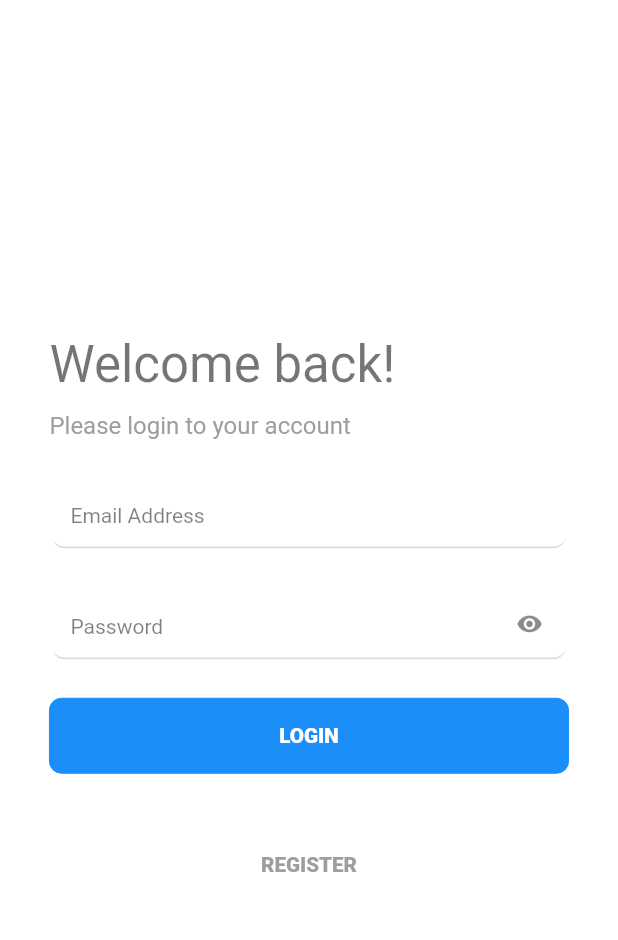
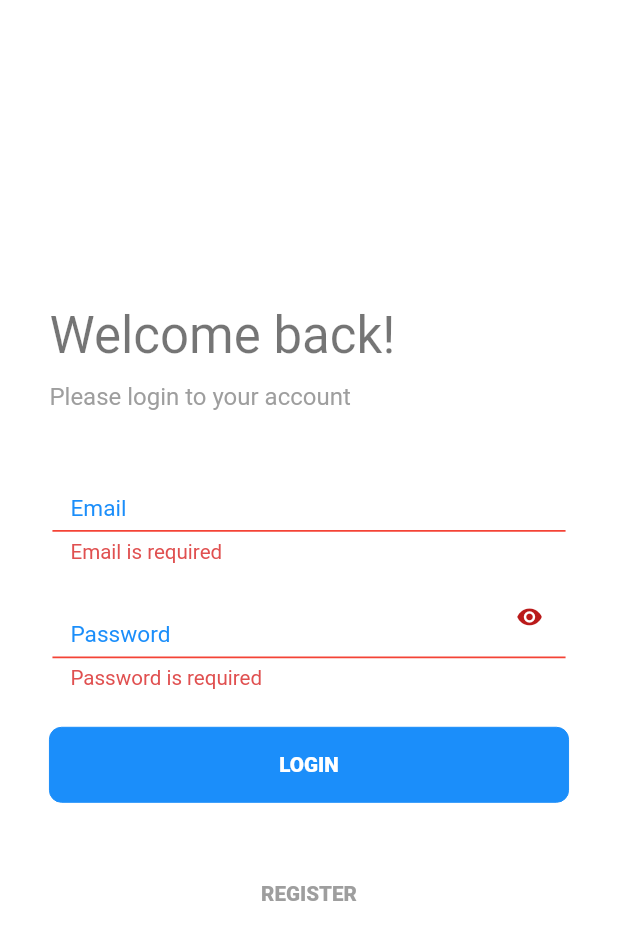
Before and after one commit to AYOPELUMI/Chat-Application, a Flutter app: the screen it shows after launch, after a tap on "LOGIN", on a phone screen of 412 x 824 dp. Shown: the top 940 px of the screen. Run offline on Flutter 3.47's test engine with Material 3 defaults, Android fonts, the phone set to English and light mode, and no system bars; our stand-ins replace auto_route, firebase_auth, firebase_core, flutter_riverpod, flutter_styled_toast, geolocator and 1 more; accounts and stored records are empty; Roboto replaces fonts that are missing (SanFrancisco).

```diff
--- a/lib/main.dart
+++ b/lib/main.dart
@@ -1,14 +1,15 @@
 import 'package:chat_application/pages/Authentication/login_page.dart';
 import 'package:chat_application/res/theme.dart';
+import 'package:chat_application/router/router.dart';
 import 'package:firebase_core/firebase_core.dart';
 import 'package:flutter/material.dart';
 import 'package:flutter_riverpod/flutter_riverpod.dart';
 import 'package:sizer/sizer.dart';
 
-import 'res/firebase_options.dart';
+import 'firebase_options.dart';
 
 void main() async {
-  WidgetsBinding widgetsBinding = WidgetsFlutterBinding.ensureInitialized();
+  WidgetsFlutterBinding.ensureInitialized();
   await Firebase.initializeApp(
     options: DefaultFirebaseOptions.currentPlatform,
   );
@@ -23,11 +24,13 @@ class MyApp extends StatelessWidget {
   Widget build(BuildContext context) {
     return Sizer(builder:
         (BuildContext context, Orientation orientation, DeviceType deviceType) {
-      return MaterialApp(
+      return MaterialApp.router(
         title: 'Flutter Demo',
         theme: CHatifyTheme.lightMode,
         darkTheme: CHatifyTheme.darkTheme,
-        home: LoginPage(),
+        routerConfig: AppRouter().config(
+          navigatorObservers: () => [MyObserver()],
+        ),
       );
     });
   }
--- a/lib/pages/Authentication/login_page.dart
+++ b/lib/pages/Authentication/login_page.dart
@@ -1,12 +1,20 @@
+import 'dart:developer';
+
+import 'package:auto_route/auto_route.dart';
 import 'package:chat_application/main.dart';
+import 'package:chat_application/provider/auth_provider.dart';
 import 'package:chat_application/res/gap.dart';
+import 'package:chat_application/res/helper_functions.dart';
 import 'package:flutter/material.dart';
+import 'package:provider/provider.dart';
 import 'package:sizer/sizer.dart';
 
 import '../../res/colors.dart';
+import '../../res/validators/validators.dart';
 import '../../widgets/app_button.dart';
 import '../../widgets/auth_text_field.dart';
 
+@RoutePage()
 class LoginPage extends StatefulWidget {
   const LoginPage({super.key});
 
@@ -16,6 +24,8 @@ class LoginPage extends StatefulWidget {
 
 class _LoginPageState extends State<LoginPage> {
   GlobalKey<FormState> _formKey = GlobalKey<FormState>();
+  final TextEditingController _emailController = TextEditingController();
+  final TextEditingController _passwordController = TextEditingController();
   @override
   Widget build(BuildContext context) {
     return Scaffold(
@@ -23,7 +33,12 @@ class _LoginPageState extends State<LoginPage> {
         child: Container(
           padding: EdgeInsets.all(8.w),
           alignment: Alignment.center,
-          child: Column(
+          child: ChangeNotifierProvider<AuthProvider>.value(
+            value: AuthProvider.instance,
+            child: Builder(builder: (context) {
+              var _auth = Provider.of<AuthProvider>(context);
+              log(_auth.user.toString());
+              return Column(
                 mainAxisAlignment: MainAxisAlignment.center,
                 mainAxisSize: MainAxisSize.max,
                 crossAxisAlignment: CrossAxisAlignment.start,
@@ -43,21 +58,33 @@ class _LoginPageState extends State<LoginPage> {
                   addVerticalSpacing(24),
                   Form(
                       key: _formKey,
+                      autovalidateMode: AutovalidateMode.disabled,
                       child: Column(
                         children: [
-                      _buildAuthTextField(
-                        context,
+                          _buildAuthTextField(context,
                               label: 'Email',
                               hintText: 'Email Address',
-                      ),
-                      addVerticalSpacing(24),
+                              controller: _emailController,
+                              validator: AppValidator.validEmail),
+                          addVerticalSpacing(6),
                           _buildAuthTextField(context,
                               label: 'Password',
                               hintText: 'Password',
-                          isPassword: true),
+                              isPassword: true,
+                              controller: _passwordController,
+                              validator: AppValidator.validatePassword),
                           addVerticalSpacing(24),
                           AppButton(
-                        onTap: () {},
+                            onTap: () async {
+                              if (_formKey.currentState!.validate()) {
+                                HelperFunctions().dismissKeyboard();
+                                log("true");
+                                _auth.loginUserWithEmailAndPassword(
+                                    _emailController.text.trim(),
+                                    _passwordController.text.trim(),
+                                    context);
+                              }
+                            },
                             text: "LOGIN",
                             width: 100.w,
                           ),
@@ -74,6 +101,8 @@ class _LoginPageState extends State<LoginPage> {
                         ],
                       ))
                 ],
+              );
+            }),
           ),
         ),
       ),
@@ -89,11 +118,13 @@ class _LoginPageState extends State<LoginPage> {
       int? minLines,
       int? maxLength,
       int maxLines = 1,
+      required Function(String?, String?) validator,
       TextInputAction? textInputAction = TextInputAction.done,
       TextInputType? keyboardType = TextInputType.text,
       bool isPassword = false}) {
     return ChatifyTextField(
-      hintText: hintText,
+      label: label,
+      // hintText: hintText,
       onChanged: onChanged,
       controller: controller,
       enabled: enabled,
@@ -103,6 +134,7 @@ class _LoginPageState extends State<LoginPage> {
       textInputAction: textInputAction,
       keyboardType: keyboardType,
       isPassword: isPassword,
+      validator: validator,
     );
   }
 
--- a/lib/provider/auth_provider.dart
+++ b/lib/provider/auth_provider.dart
@@ -0,0 +1,42 @@
+import 'dart:developer';
+
+import 'package:chat_application/res/helper_functions.dart';
+import 'package:firebase_auth/firebase_auth.dart';
+import 'package:flutter/material.dart';
+
+enum AuthStatus {
+  Authenticated,
+  NotAuthenticated,
+  Authenticating,
+  UserNotFound,
+  Error
+}
+
+class AuthProvider extends ChangeNotifier {
+  final FirebaseAuth _auth = FirebaseAuth.instance;
+  User? user;
+
+  AuthStatus status = AuthStatus.NotAuthenticated;
+
+  static AuthProvider instance = AuthProvider();
+
+  void loginUserWithEmailAndPassword(
+      String email, String password, BuildContext context) async {
+    status = AuthStatus.Authenticating;
+    notifyListeners();
+    try {
+      UserCredential result = await _auth.signInWithEmailAndPassword(
+          email: email, password: password);
+      user = result.user;
+      status = AuthStatus.Authenticated;
+      print("logged in successfully");
+    } catch (e, _) {
+      status = AuthStatus.Error;
+      print(_);
+      log(e.toString());
+      HelperFunctions.context = context;
+      HelperFunctions.showToast(message: e.toString());
+    }
+    notifyListeners();
+  }
+}
--- a/lib/res/colors.dart
+++ b/lib/res/colors.dart
@@ -7,13 +7,14 @@ class ChatifyColors {
   static const Color darkPrimaryColorWhite = Color(0xFFF0F3F6);
   static const Color primaryColor =
       Color.fromARGB(255, 27, 142, 250); //Color(0xFF543B3A);
-  static const Color primaryColorOld = Colors.purple;
+  static const Color primaryColorOld = Color.fromARGB(255, 27, 142, 250);
   static const Color bottomNavIndicatiorColor = Color(0xFFFD4A40);
   static const Color appBarBackgroundColor = Color(0xFFF0F3FF);
   static const Color darkIconColor = Color(0xFFFFFFFF);
   static const Color darkScaffoldBackround = Color(0xFF1e1e1e);
   static const Color blackScaffoldBackround = Colors.black;
-  static const Color darkButtonColor = Colors.purple; //background: #37474F;
+  static const Color darkButtonColor =
+      Color.fromARGB(255, 27, 142, 250); //background: #37474F;
   static Color blackUpdated = '0C0F12'.fromHex;
   static Color blackButtonColorUpdated = '1A4577'.fromHex;
   static const Color activeColor = Color.fromARGB(255, 27, 142, 250);
--- a/lib/res/ui_constants.dart
+++ b/lib/res/ui_constants.dart
@@ -35,26 +35,28 @@ class UIConstants {
       BorderRadius? borderRadius,
       int? minLines}) {
     return InputDecoration(
-      constraints: BoxConstraints(
-        minHeight: minLines != null ? minLines! * 24.0 : 48.0,
-        maxHeight: minLines != null ? double.infinity : 48.0,
-      ),
+      // constraints: BoxConstraints(
+      //   minHeight: minLines != null ? minLines! * 24.0 : 50.0,
+      //   maxHeight: minLines != null ? double.infinity : 50.0,
+      // ),
+      errorStyle: Theme.of(context)
+          .textTheme
+          .bodySmall
+          ?.copyWith(color: ChatifyColors.error, fontSize: 10.sp, height: 0.9),
       label: labelText != null
           ? Text(labelText,
-              style: Theme.of(context).textTheme.bodyMedium!.copyWith(
-                  fontSize: 16, height: 1.7, color: ChatifyColors.activeColor))
-          : null,
-      floatingLabelAlignment: FloatingLabelAlignment.start,
-      floatingLabelStyle: Theme.of(context)
+              style: Theme.of(context)
                   .textTheme
                   .bodyMedium!
-          .copyWith(fontSize: 19, color: ChatifyColors.black),
+                  .copyWith(fontSize: 11.sp, color: ChatifyColors.activeColor))
+          : null,
       enabled: enabled,
       fillColor: Theme.of(context).buttonTheme.colorScheme!.secondary,
       filled: false,
       isDense: true,
       isCollapsed: isCollapsed,
       alignLabelWithHint: true,
+      floatingLabelBehavior: FloatingLabelBehavior.auto,
       suffixIcon: suffixIcon,
       suffix: suffixWidget,
       counterText: '',
@@ -71,7 +73,7 @@ class UIConstants {
             fontSize: 12.sp,
           ),
       hintText: hintText,
-      helperText: helperText,
+      helperText: "",
       hintStyle: hintStyle ??
           Theme.of(context).textTheme.bodyMedium!.copyWith(
                 color: Theme.of(context)
@@ -79,10 +81,9 @@ class UIConstants {
                     .bodyMedium
                     ?.color
                     ?.withOpacity(0.5),
-                fontSize: 14,
-                height: 1.7,
+                fontSize: 12.sp,
               ),
-      contentPadding: const EdgeInsets.fromLTRB(12, 12, 12, 12),
+      contentPadding: const EdgeInsets.fromLTRB(12, 12, 12, 7),
       border: InputBorder.none,
       focusedBorder: UnderlineInputBorder(
         borderSide: BorderSide(
@@ -91,8 +92,7 @@ class UIConstants {
               : ChatifyColors.white.withOpacity(0.5),
           width: 1.25,
         ),
-          borderRadius:
-              borderRadius ?? const BorderRadius.all(Radius.circular(8))),
+      ),
       enabledBorder: UnderlineInputBorder(
         borderSide: BorderSide(
           color: context.isDarkMode
@@ -101,16 +101,13 @@ class UIConstants {
                   .dividerColor, //Theme.of(context).primaryColor,
           width: 1.25,
         ),
-          borderRadius:
-              borderRadius ?? const BorderRadius.all(Radius.circular(8))),
+      ),
       focusedErrorBorder: UnderlineInputBorder(
         borderSide: const BorderSide(color: Colors.red, width: 1.25),
-          borderRadius:
-              borderRadius ?? const BorderRadius.all(Radius.circular(8))),
+      ),
       errorBorder: UnderlineInputBorder(
         borderSide: const BorderSide(color: Colors.red, width: 1.25),
-          borderRadius:
-              borderRadius ?? const BorderRadius.all(Radius.circular(8))),
+      ),
     );
   }
 }
--- /dev/null
+++ b/lib/router/router.dart
@@ -0,0 +1,34 @@
+import 'package:auto_route/auto_route.dart';
+import 'package:chat_application/router/router.gr.dart';
+import 'package:flutter/material.dart';
+
+@AutoRouterConfig()
+class AppRouter extends RootStackRouter {
+
+    @override
+  RouteType get defaultRouteType => const RouteType.cupertino();
+
+  @override
+  List<AutoRoute> get routes => [
+        /// routes go here
+        AutoRoute(page: LoginRoute.page, initial: true)
+      ];
+}
+
+class MyObserver extends AutoRouterObserver {
+  @override
+  void didPush(Route route, Route? previousRoute) {
+    print('New route pushed: ${route.settings.name}');
+  }
+
+  // only override to observer tab routes
+  @override
+  void didInitTabRoute(TabPageRoute route, TabPageRoute? previousRoute) {
+    print('Tab route visited: ${route.name}');
+  }
+
+  @override
+  void didChangeTabRoute(TabPageRoute route, TabPageRoute previousRoute) {
+    print('Tab route re-visited: ${route.name}');
+  }
+}
--- a/lib/widgets/auth_text_field.dart
+++ b/lib/widgets/auth_text_field.dart
@@ -19,7 +19,7 @@ class ChatifyTextField extends ConsumerStatefulWidget {
   final Function()? onTap;
   final int? maxLength;
   final TextEditingController? controller;
-  final String? Function(String?)? validator;
+  final Function(String?, String?) validator;
   final bool shouldReadOnly;
   final double? minWidth;
   final Widget? suffixIcon;
@@ -31,6 +31,7 @@ class ChatifyTextField extends ConsumerStatefulWidget {
   final int? maxLines;
   final TextInputAction? textInputAction;
   final bool isDescription;
+  final bool exemptFromValdation;
 
   /// formats the textfeild to a password version
   final bool isPassword;
@@ -48,7 +49,7 @@ class ChatifyTextField extends ConsumerStatefulWidget {
       this.hintText,
       this.maxLength,
       this.controller,
-      this.validator,
+      required this.validator,
       this.textCapitalization,
       this.shouldReadOnly = false,
       trailing,
@@ -62,6 +63,7 @@ class ChatifyTextField extends ConsumerStatefulWidget {
       this.isPassword = false,
       this.maxLines = 1,
       this.textInputAction,
+      this.exemptFromValdation = false,
       this.isDescription = false});
 
   @override
@@ -104,10 +106,10 @@ class _VWidgetsLoginTextFieldState extends ConsumerState<ChatifyTextField> {
         decoration: BoxDecoration(
           borderRadius: BorderRadius.circular(8),
         ),
-        constraints: BoxConstraints(
-          minHeight: widget.minLines != null ? widget.minLines! * 20.0 : 50.0,
-          maxHeight: widget.minLines != null ? double.infinity : 50.0,
-        ),
+        // constraints: BoxConstraints(
+        //   minHeight: widget.minLines != null ? widget.minLines! * 20.0 : 50.0,
+        //   maxHeight: widget.minLines != null ? double.infinity : 50.0,
+        // ),
         child: GestureDetector(
           onTap: widget.onTap,
           child: Container(
@@ -115,11 +117,11 @@ class _VWidgetsLoginTextFieldState extends ConsumerState<ChatifyTextField> {
             width: widget.minWidth ?? 100.0.w,
 
             decoration: BoxDecoration(
-              borderRadius: BorderRadius.circular(8),
               color: Theme.of(context).scaffoldBackgroundColor,
             ),
             child: TextFormField(
               textInputAction: widget.textInputAction,
+
               autocorrect: false,
               enableSuggestions: false,
               minLines: widget.minLines ?? 1,
@@ -154,7 +156,11 @@ class _VWidgetsLoginTextFieldState extends ConsumerState<ChatifyTextField> {
               // },
               maxLengthEnforcement: MaxLengthEnforcement.enforced,
               autovalidateMode: AutovalidateMode.onUserInteraction,
-              validator: widget.validator,
+              validator: (value) {
+                return !widget.exemptFromValdation
+                    ? widget.validator(widget.label, value)
+                    : null;
+              },
               // validator: (val) {
               //   if (widget.validator == null) return;
               //   if (val == null || val.isEmpty) {
@@ -169,7 +175,7 @@ class _VWidgetsLoginTextFieldState extends ConsumerState<ChatifyTextField> {
               //   return null;
               // },
               style: Theme.of(context).textTheme.bodyMedium!.copyWith(
-                    fontSize: 14,
+                    fontSize: 12.sp,
                   ),
               readOnly: widget.shouldReadOnly,
               decoration: UIConstants.instance
@@ -187,7 +193,6 @@ class _VWidgetsLoginTextFieldState extends ConsumerState<ChatifyTextField> {
                   .copyWith(
                     focusedBorder: showGradient
                         ? UnderlineInputBorder(
-                            borderRadius: BorderRadius.circular(8),
                             borderSide: BorderSide(
                                 color: ChatifyColors.primaryColor, width: 1.25),
                           )
```
Also changed, not shown: lib/pages/Authentication/sign_up_page.dart (added, +17 -0 lines), lib/res/animations/show_animated_dialog.dart (added, +23 -0 lines), lib/res/helper_functions.dart (added, +78 -0 lines), pubspec.yaml (+8 -16 lines), firebase.json (added), lib/firebase_options.dart (added), lib/res/firebase_options.dart (deleted), lib/router/router.gr.dart (added), pubspec.lock, 3 other files. Lines whose indentation alone changed are shown as unchanged.
